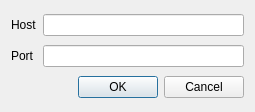
Above: client/connectWindow.ui from HackerSchool/r2p before the change. Below: the same form after it.
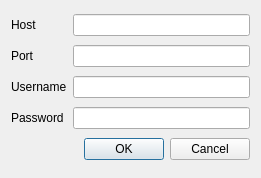
That is the form after the change.

Commit message: add username & password input for client

```diff
--- a/client/connectWindow.ui
+++ b/client/connectWindow.ui
@@ -6,8 +6,8 @@
    <rect>
     <x>0</x>
     <y>0</y>
-    <width>255</width>
-    <height>112</height>
+    <width>261</width>
+    <height>178</height>
    </rect>
   </property>
   <property name="windowTitle">
@@ -28,19 +28,39 @@
      </property>
     </widget>
    </item>
-   <item row="2" column="1">
-    <widget class="QDialogButtonBox" name="buttonBox">
-     <property name="standardButtons">
-      <set>QDialogButtonBox::Cancel|QDialogButtonBox::Ok</set>
-     </property>
-    </widget>
-   </item>
    <item row="0" column="1">
     <widget class="QLineEdit" name="host"/>
    </item>
    <item row="1" column="1">
     <widget class="QLineEdit" name="port"/>
    </item>
+   <item row="2" column="0">
+    <widget class="QLabel" name="userLabel">
+     <property name="text">
+      <string>Username</string>
+     </property>
+    </widget>
+   </item>
+   <item row="2" column="1">
+    <widget class="QLineEdit" name="user"/>
+   </item>
+   <item row="3" column="0">
+    <widget class="QLabel" name="passLabel">
+     <property name="text">
+      <string>Password</string>
+     </property>
+    </widget>
+   </item>
+   <item row="3" column="1">
+    <widget class="QLineEdit" name="pass"/>
+   </item>
+   <item row="4" column="1">
+    <widget class="QDialogButtonBox" name="buttonBox">
+     <property name="standardButtons">
+      <set>QDialogButtonBox::Cancel|QDialogButtonBox::Ok</set>
+     </property>
+    </widget>
+   </item>
   </layout>
  </widget>
  <resources/>
```
Left out of the diff: 14 changed lines with no effect on the pictures. The commit also changes 8 other files.
